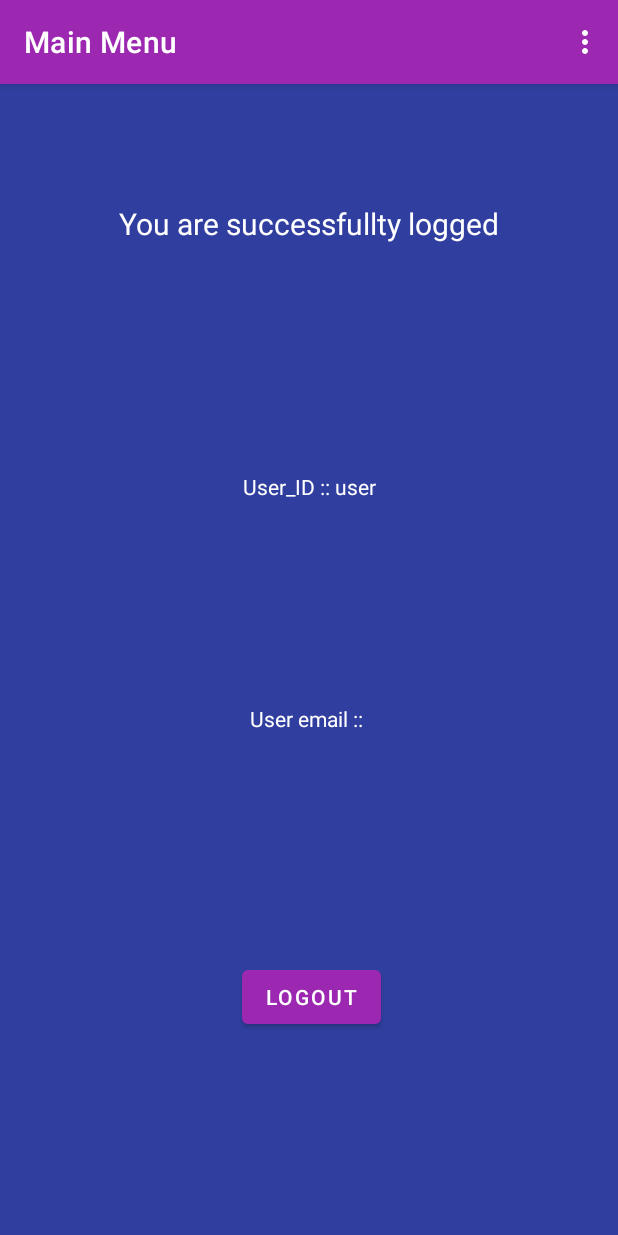
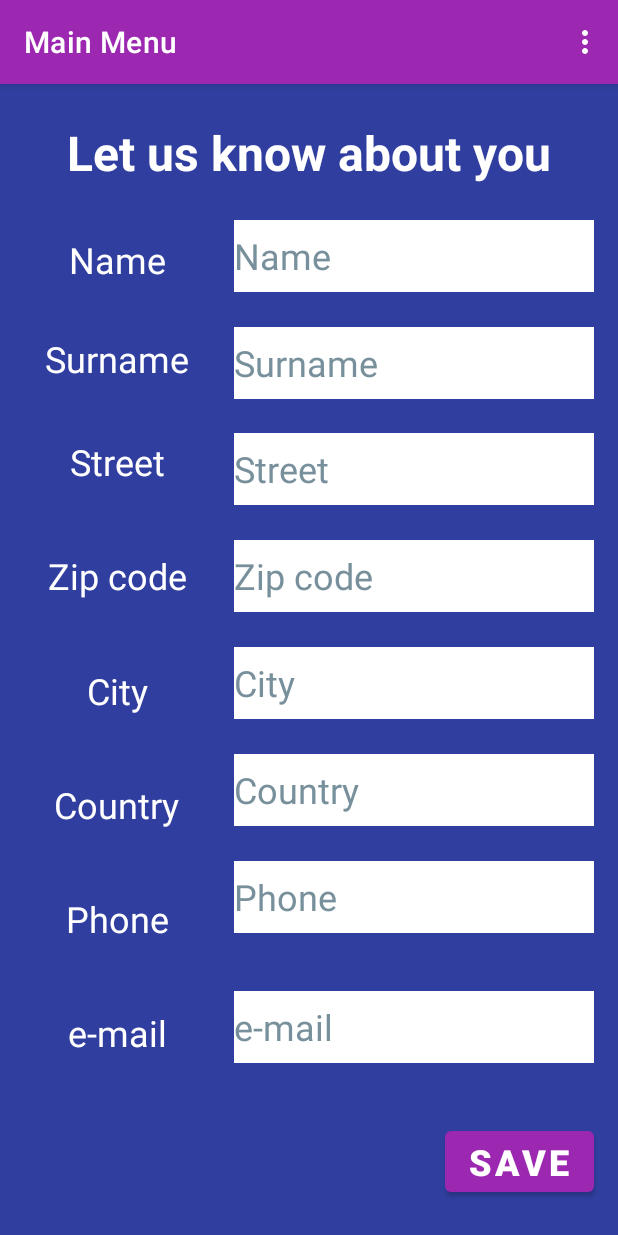
Before and after one commit to Damian-Chowanski/EngineeringThesis, an Android app: the MainActivity screen opened directly, with no data from a screen before it, in the options menu, after a tap on "Settings", on a phone screen of 412 x 824 dp. Run offline under Robolectric (Android 15) with nearby library versions, the phone set to English and light mode, and no system bars; our stand-ins replace Firebase (no records; nobody signed in at launch, a user with empty details on screens opened directly); 7 statements that could not run were skipped.

Commit message:
Settings activity downloading data from firebase. Finally!

```diff
--- a/app/build.gradle
+++ b/app/build.gradle
@@ -44,6 +44,8 @@ dependencies {
     implementation 'com.google.android.material:material:1.7.0'
     implementation 'androidx.constraintlayout:constraintlayout:2.1.4'
 
+    implementation("org.jetbrains.kotlinx:kotlinx-serialization-json:1.4.1")
+
     implementation platform('com.google.firebase:firebase-bom:31.1.1')
     implementation 'com.google.firebase:firebase-analytics-ktx'
     implementation 'com.google.android.gms:play-services-auth:20.1.0'
--- a/app/src/main/AndroidManifest.xml
+++ b/app/src/main/AndroidManifest.xml
@@ -13,7 +13,7 @@
         android:theme="@style/Theme.EngineeringApp"
         tools:targetApi="31">
         <activity
-            android:name=".SetingsActivity"
+            android:name=".menuItems.SetingsActivity"
             android:exported="false">
             <meta-data
                 android:name="android.app.lib_name"
--- a/app/src/main/java/com/example/engineeringapp/MainActivity.kt
+++ b/app/src/main/java/com/example/engineeringapp/MainActivity.kt
@@ -7,15 +7,21 @@ import android.view.View
 import android.widget.Button
 import android.widget.Toast
 import androidx.appcompat.app.AppCompatActivity
+import com.example.engineeringapp.Module.UserData
 import com.example.engineeringapp.Module.Utility
-import com.example.engineeringapp.UI_login.LoginActivity
 import com.example.engineeringapp.databinding.ActivityMainBinding
+import com.example.engineeringapp.menuItems.SetingsActivity
 import com.google.android.material.appbar.MaterialToolbar
 import com.google.firebase.auth.FirebaseAuth
+import com.google.firebase.database.*
+import kotlinx.serialization.encodeToString
+import kotlinx.serialization.json.Json
 
 class MainActivity : AppCompatActivity() {
     private lateinit var binding: ActivityMainBinding
     lateinit var topAppBar: MaterialToolbar
+    private lateinit var dbref : DatabaseReference
+    private lateinit var user : UserData
 
     @SuppressLint("SetTextI18n")
     override fun onCreate(savedInstanceState: Bundle?) {
@@ -23,14 +29,32 @@ class MainActivity : AppCompatActivity() {
         binding = ActivityMainBinding.inflate(layoutInflater)
         setContentView(binding.root)
 
+        topAppBar = findViewById(R.id.topAppBar)
+        val userId = FirebaseAuth.getInstance().uid.toString()
+
         //getting data for logged user
-
-
-        topAppBar = findViewById(R.id.topAppBar)
-        val userId = FirebaseAuth.getInstance().uid
-        val emailId = FirebaseAuth.getInstance().currentUser!!.email
+        dbref = FirebaseDatabase.getInstance().getReference("Users").child(userId)
+        dbref.addValueEventListener(object : ValueEventListener {
+            override fun onDataChange(snapshot: DataSnapshot) {
+                val id = userId
+                val firstname = snapshot.child("name").value.toString()
+                val lastname = snapshot.child("surname").value.toString()
+                val street = snapshot.child("street").value.toString()
+                val zipCode = snapshot.child("zipCode").value.toString()
+                val city = snapshot.child("city").value.toString()
+                val country = snapshot.child("country").value.toString()
+                val phone = snapshot.child("phoneNumber").value.toString()
+                user = UserData(id, firstname, lastname, street, zipCode, city, country, phone)
+                println(user.firstName)
+            }
+            override fun onCancelled(error: DatabaseError) {
+                println("ERROR")
+            }
+        })
 
         binding.userId.text = "User_ID :: $userId"
+
+        val emailId = FirebaseAuth.getInstance().currentUser!!.email
 
         binding.userEmail.text = "User email :: $emailId"
 
@@ -41,9 +65,12 @@ class MainActivity : AppCompatActivity() {
         }
 
         topAppBar.setOnMenuItemClickListener { menuItem ->
+
             when (menuItem.itemId) {
                 R.id.settings -> {
-                    Toast.makeText(this, "settings", Toast.LENGTH_SHORT).show()
+                    val intent = Intent(this,SetingsActivity::class.java)
+                    intent.putExtra("UserData", user)
+                    startActivity(intent)
                     true
                 }
                 R.id.ab_logout -> {
--- a/app/src/main/java/com/example/engineeringapp/Module/User.kt
+++ /dev/null
@@ -1,5 +0,0 @@
-package com.example.engineeringapp.Module
-
-class User {
-
-}
--- a/app/src/main/java/com/example/engineeringapp/Module/UserData.kt
+++ b/app/src/main/java/com/example/engineeringapp/Module/UserData.kt
@@ -1,13 +1,18 @@
 package com.example.engineeringapp.Module
+
+import java.io.Serializable
+import kotlinx.serialization.decodeFromString
+import kotlinx.serialization.encodeToString
+import kotlinx.serialization.json.Json
+
 
 data class UserData(
     val uid: String? = null,
-    val name: String? = null,
-    val surname: String? = null,
+    val firstName: String? = null,
+    val lastName: String? = null,
     val street: String? = null,
     val zipCode: String? = null,
     val city: String? = null,
     val country: String? = null,
     val phoneNumber: String? = null
-) {
-}
+) : Serializable
--- a/app/src/main/java/com/example/engineeringapp/Module/Utility.kt
+++ b/app/src/main/java/com/example/engineeringapp/Module/Utility.kt
@@ -2,8 +2,10 @@ package com.example.engineeringapp.Module
 
 import android.content.Context
 import android.content.Intent
+import android.widget.Toast
 import com.example.engineeringapp.UI_login.LoginActivity
 import com.google.firebase.auth.FirebaseAuth
+import com.google.firebase.database.FirebaseDatabase
 
 class Utility {
     companion object {
--- a/app/src/main/java/com/example/engineeringapp/menuItems/SetingsActivity.kt
+++ b/app/src/main/java/com/example/engineeringapp/menuItems/SetingsActivity.kt
@@ -3,8 +3,12 @@ package com.example.engineeringapp.menuItems
 import androidx.appcompat.app.AppCompatActivity
 import android.os.Bundle
 import com.example.engineeringapp.MainActivity
+import com.example.engineeringapp.Module.UserData
 import com.example.engineeringapp.R
 import com.example.engineeringapp.databinding.ActivitySetingsBinding
+import com.google.firebase.auth.FirebaseAuth
+import com.google.firebase.database.*
+import kotlinx.serialization.json.Json
 
 class SetingsActivity : AppCompatActivity() {
     private lateinit var binding: ActivitySetingsBinding
@@ -13,6 +17,16 @@ class SetingsActivity : AppCompatActivity() {
         super.onCreate(savedInstanceState)
         binding = ActivitySetingsBinding.inflate(layoutInflater)
         setContentView(binding.root)
+        val user = intent.getSerializableExtra("UserData") as UserData
+
+        binding.etName.setText(user.firstName)
+        binding.etSurname.setText(user.lastName)
+        binding.etStreet.setText(user.street)
+        binding.etZipCode.setText(user.zipCode)
+        binding.etCity.setText(user.city)
+        binding.etCountry.setText(user.country)
+        binding.etPhoneNumber.setText(user.phoneNumber)
+        binding.etEmail.setText(FirebaseAuth.getInstance().currentUser!!.email)
 
     }
 }
```
Also changed, not shown: app/src/main/java/com/example/engineeringapp/UI_login/LoginActivity.kt (+7 -4 lines), app/src/main/java/com/example/engineeringapp/UI_login/RegistrationActivity.kt (+11 -8 lines), app/src/main/java/com/example/engineeringapp/userdata_collect/UsersInputDataActivity.kt (+12 -9 lines).
